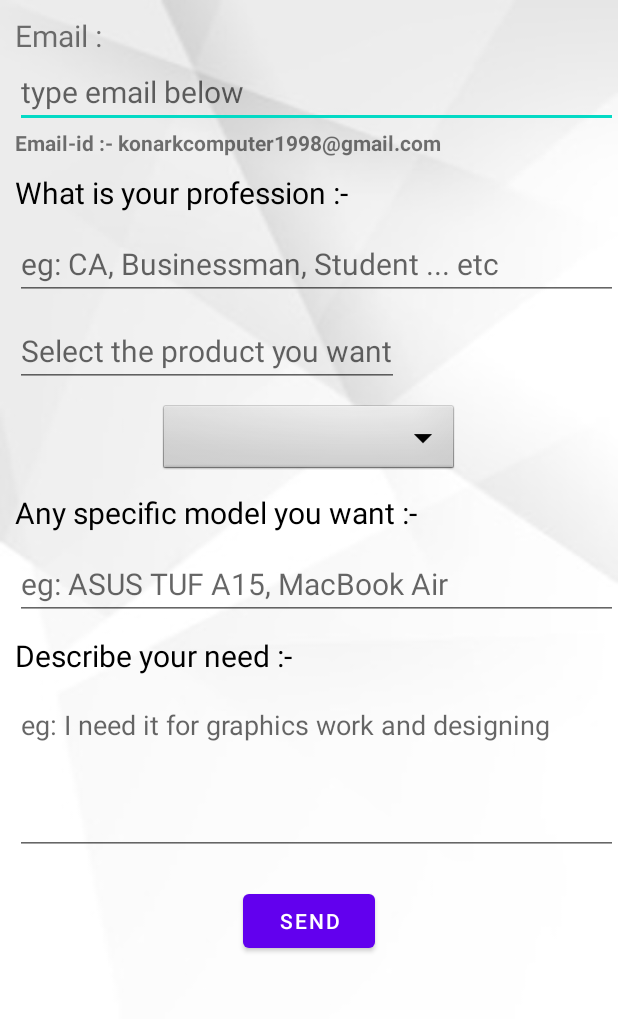
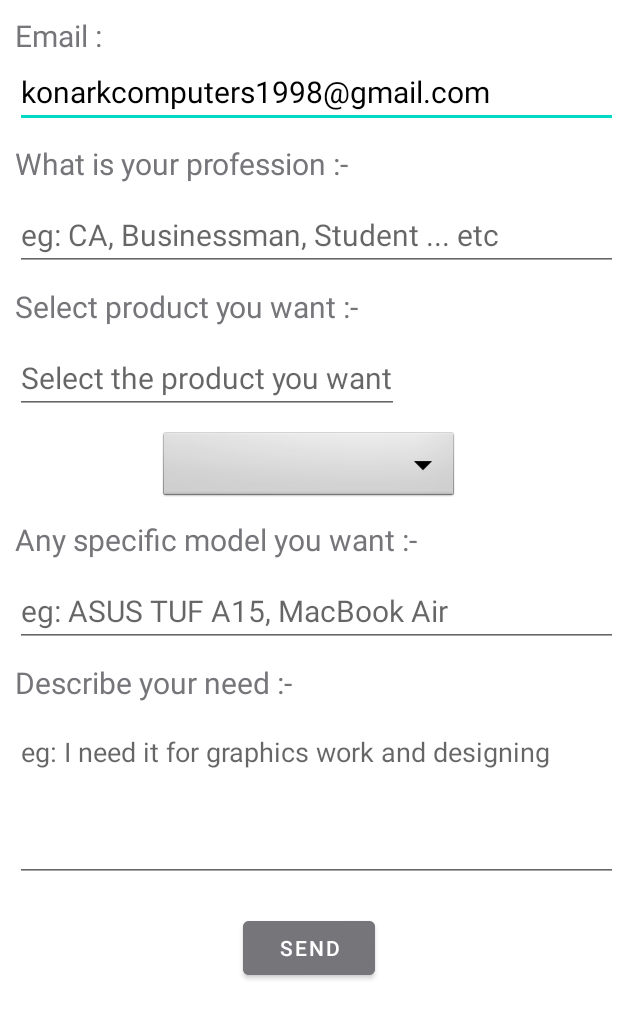
Before and after one commit to patilrajvardhan27/KC, an Android app: the NewProduct screen opened directly, with no data from a screen before it, on a phone screen of 412 x 824 dp. Shown: the top 1019 px of the screen. Run offline under Robolectric (Android 15) with nearby library versions, the phone set to English and light mode, and no system bars.

Commit message:
new update

```diff
--- a/app/src/main/res/layout/activity_aboutus.xml
+++ b/app/src/main/res/layout/activity_aboutus.xml
@@ -18,6 +18,7 @@
         android:layout_height="wrap_content"
         android:text="About us"
         android:textSize="35sp"
+        android:textColor="@color/black"
         android:textStyle="bold"
         android:gravity="center"
         android:layout_marginTop="50dp"
@@ -33,6 +34,7 @@ Our specialty in Prompt and Efficient Services core with up-to-date knowledge an
 Presently we are providing services in and around Kolhapur such as Gokul Shirgon, Shiroli and Kagal Five Star MIDC, Warnanager. Our client base includes industries, sugar factory, path sanstha, Corporate Offices, Education Institutes and Societies, Tax Consultants, Traders, Home segment and various other fields, also we all taking customers on AMC / Call basis."
         android:textSize="22sp"
         android:gravity="center"
+        android:textColor="#76757A"
         android:layout_marginTop="10dp"
         android:fontFamily="monospace"
         />
--- a/app/src/main/res/layout/activity_contactus.xml
+++ b/app/src/main/res/layout/activity_contactus.xml
@@ -19,6 +19,7 @@
             android:layout_height="match_parent"
             android:text="CONTACT US"
             android:gravity="center"
+            android:textColor="@color/black"
             android:textSize="50sp"
             android:textStyle="bold"
             android:layout_marginBottom="10dp"
@@ -31,6 +32,7 @@
         android:textStyle="bold"
         android:layout_margin="10dp"
         android:textSize="20sp"
+        android:textColor="#76757A"
         android:text="Year of Establishment: - 27 NOV 1998 \n \n
 Ownership Details: - Proprietary\n \n
 Proprietor Name: - Mohan Tukaram Patil.\n \n
--- a/app/src/main/res/layout/activity_new_product.xml
+++ b/app/src/main/res/layout/activity_new_product.xml
@@ -4,7 +4,7 @@
     xmlns:tools="http://schemas.android.com/tools"
     android:layout_width="match_parent"
     android:layout_height="match_parent"
-    android:background="@drawable/bq"
+    android:background="@color/white"
     android:orientation="vertical"
     tools:context=".NewProduct">
     <LinearLayout
@@ -17,6 +17,7 @@
             android:layout_height="wrap_content"
             android:text="Email :"
             android:layout_marginTop="10dp"
+            android:textColor="#76757A"
             android:textSize="20sp"
             android:layout_marginLeft="10dp"/>
 
@@ -29,17 +30,8 @@
             android:textSize="20sp"
             android:layout_marginLeft="10dp"
             android:inputType="textEmailAddress"
-            android:hint="type email below"/>
-
-
-        <TextView
-            android:layout_width="wrap_content"
-            android:layout_height="wrap_content"
-            android:textStyle="bold"
-            android:layout_marginLeft="10dp"
-            android:text="Email-id :- konarkcomputer1998@gmail.com "/>
-
-
+            android:textColor="@color/black"
+            android:text="konarkcomputers1998@gmail.com"/>
 
         <TextView
             android:layout_width="wrap_content"
@@ -47,7 +39,7 @@
             android:layout_marginLeft="10dp"
             android:layout_marginTop="10dp"
             android:text="What is your profession :-"
-            android:textColor="@color/black"
+            android:textColor="#76757A"
             android:textSize="20sp"/>
 
         <EditText
@@ -57,9 +49,19 @@
             android:layout_marginTop="10dp"
             android:layout_marginLeft="10dp"
             android:ems="10"
+            android:textColor="@color/black"
             android:hint="eg: CA, Businessman, Student ... etc"
             android:textSize="20sp"
             />
+        <TextView
+            android:layout_width="wrap_content"
+            android:layout_height="wrap_content"
+            android:layout_marginLeft="10dp"
+            android:layout_marginTop="10dp"
+            android:text="Select product you want :-"
+            android:textColor="#76757A"
+            android:textSize="20sp"/>
+
         <EditText
             android:id="@+id/prodyouwant"
             android:layout_width="wrap_content"
@@ -67,7 +69,7 @@
             android:layout_marginLeft="10dp"
             android:layout_marginTop="10dp"
             android:hint="Select the product you want"
-            android:textColor="@color/black"
+            android:textColor="#76757A"
             android:textSize="20sp"/>
 
         <Spinner
@@ -84,7 +86,7 @@
             android:layout_marginLeft="10dp"
             android:layout_marginTop="10dp"
             android:text="Any specific model you want :-"
-            android:textColor="@color/black"
+            android:textColor="#76757A"
             android:textSize="20sp"/>
 
         <EditText
@@ -94,6 +96,7 @@
             android:layout_marginTop="10dp"
             android:layout_marginLeft="10dp"
             android:ems="10"
+            android:textColor="@color/black"
             android:hint="eg: ASUS TUF A15, MacBook Air"
             android:textSize="20sp"
             />
@@ -103,7 +106,7 @@
             android:layout_marginLeft="10dp"
             android:layout_marginTop="10dp"
             android:text="Describe your need :-"
-            android:textColor="@color/black"
+            android:textColor="#76757A"
             android:textSize="20sp"/>
 
         <EditText
@@ -112,6 +115,7 @@
             android:layout_height="wrap_content"
             android:layout_marginTop="10dp"
             android:layout_marginLeft="10dp"
+            android:textColor="@color/black"
             android:hint="eg: I need it for graphics work and designing"
             android:gravity="start"
             android:lines="4"
@@ -124,6 +128,7 @@
             android:layout_gravity="center"
             android:layout_marginTop="20dp"
             android:text="Send"
+            android:backgroundTint="#76757A"
             />
 
 
--- a/app/src/main/res/layout/activity_service.xml
+++ b/app/src/main/res/layout/activity_service.xml
@@ -5,7 +5,7 @@
     android:layout_width="match_parent"
     android:layout_height="match_parent"
     android:orientation="vertical"
-    android:background="@drawable/bq"
+    android:background="@color/white"
     tools:context=".service">
 
     <ImageView
@@ -19,6 +19,7 @@
         android:layout_width="wrap_content"
         android:layout_height="wrap_content"
         android:text="Software Component"
+        android:backgroundTint="#76757A"
         android:layout_gravity="center"
         android:layout_marginTop="20dp"
         />
@@ -33,6 +34,7 @@
         android:layout_width="wrap_content"
         android:layout_height="wrap_content"
         android:text="Hardware Component"
+        android:backgroundTint="#76757A"
         android:layout_gravity="center"
         android:layout_marginTop="20dp"
         />
```
Also changed, not shown: app/src/main/res/layout/activity_hardwarecomp.xml (+11 -12 lines), app/src/main/res/layout/activity_softwarecomp.xml (+12 -12 lines).
